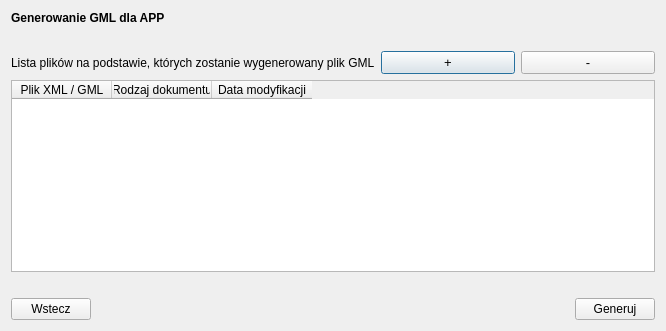
The window that modules/app/views/ui/generowanie_gml_dialog_base.ui (envirosolutionspl/wtyczka_qgis_app) describes before a commit, drawn with Qt 5.
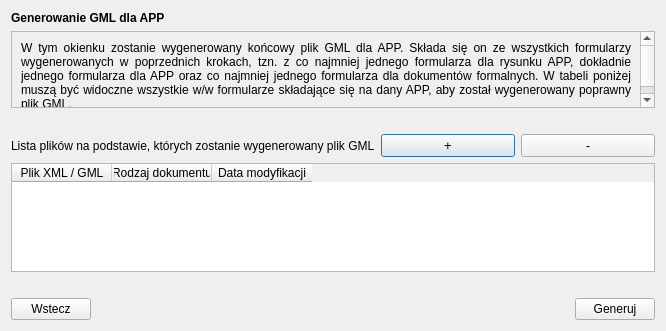
The same window after the commit.

```diff
--- a/modules/app/views/ui/generowanie_gml_dialog_base.ui
+++ b/modules/app/views/ui/generowanie_gml_dialog_base.ui
@@ -35,6 +35,43 @@
        </property>
       </widget>
      </item>
+     <item>
+      <widget class="QScrollArea" name="instruction_scrollArea">
+       <property name="widgetResizable">
+        <bool>true</bool>
+       </property>
+       <widget class="QWidget" name="scrollAreaWidgetContents">
+        <property name="geometry">
+         <rect>
+          <x>0</x>
+          <y>0</y>
+          <width>637</width>
+          <height>54</height>
+         </rect>
+        </property>
+        <layout class="QGridLayout" name="gridLayout_2">
+         <item row="0" column="0">
+          <widget class="QLabel" name="instruction_lbl">
+           <property name="font">
+            <font>
+             <stylestrategy>PreferDefault</stylestrategy>
+            </font>
+           </property>
+           <property name="text">
+            <string>&lt;html&gt;&lt;head/&gt;&lt;body&gt;&lt;p&gt;W tym okienku zostanie wygenerowany końcowy plik GML dla APP. Składa się on ze wszystkich formularzy wygenerowanych w poprzednich krokach, tzn. z co najmniej jednego formularza dla rysunku APP, dokładnie jednego formularza dla APP oraz co najmniej jednego formularza dla dokumentów formalnych. W tabeli poniżej muszą być widoczne wszystkie w/w formularze składające się na dany APP, aby został wygenerowany poprawny plik GML. &lt;/p&gt;&lt;/body&gt;&lt;/html&gt;</string>
+           </property>
+           <property name="alignment">
+            <set>Qt::AlignJustify|Qt::AlignVCenter</set>
+           </property>
+           <property name="wordWrap">
+            <bool>true</bool>
+           </property>
+          </widget>
+         </item>
+        </layout>
+       </widget>
+      </widget>
+     </item>
      <item>
       <widget class="QLabel" name="empty1_lbl">
        <property name="text">
```
